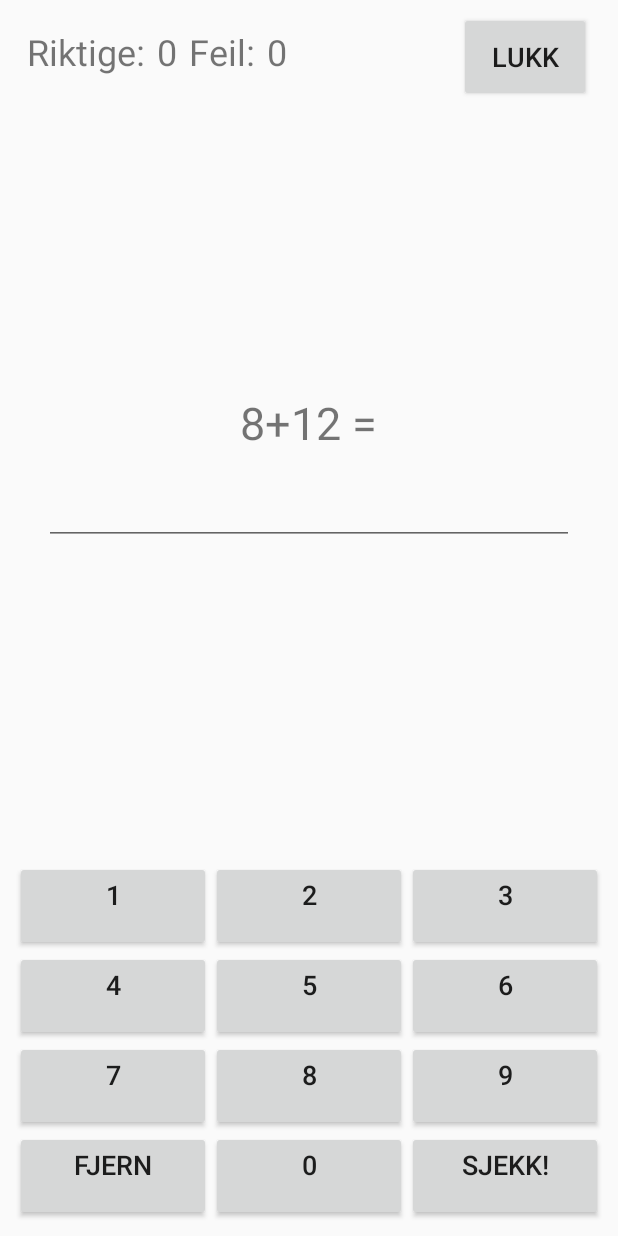
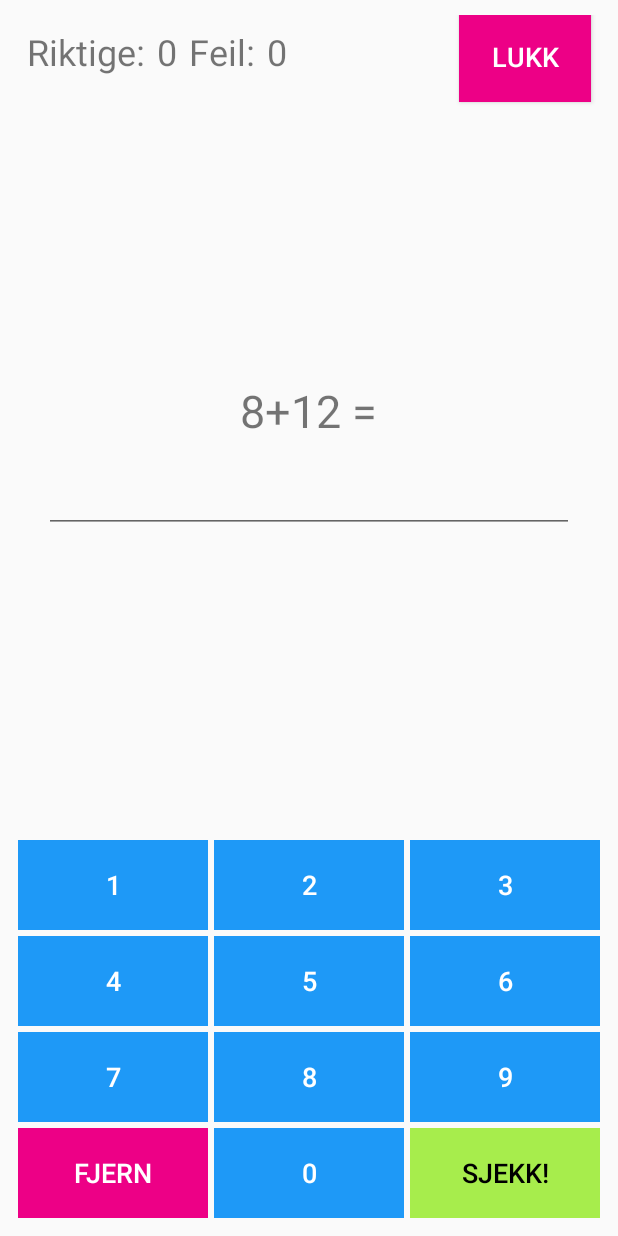
Before and after one commit to TobiasStrom/MatteApp, an Android app: the GameActivity screen opened directly, with no data from a screen before it, on a phone screen of 412 x 824 dp. Run offline under Robolectric (Android 15) with nearby library versions, the phone set to English and light mode, and no system bars.

Commit message:
Lagt til farger på knapper

```diff
--- a/app/src/main/res/layout-land/activity_game.xml
+++ b/app/src/main/res/layout-land/activity_game.xml
@@ -87,13 +87,16 @@
         android:layout_height="60dp"
         android:layout_marginEnd="8dp"
         android:layout_marginRight="8dp"
+        android:background="@color/Magenta_Process"
         android:onClick="btnExitGame"
         android:text="@string/exit"
+        android:textColor="@android:color/white"
         android:textSize="18sp"
         app:layout_constraintEnd_toEndOf="parent"
         app:layout_constraintTop_toTopOf="parent" />
 
     <TableLayout
+        style="?android:attr/buttonBarStyle"
         android:id="@+id/table_keypad"
         android:layout_width="match_parent"
         android:layout_height="wrap_content"
@@ -107,42 +110,62 @@
 
             <Button
                 android:id="@+id/btn_game_1"
+                style="?android:attr/buttonBarButtonStyle"
                 android:layout_width="wrap_content"
                 android:layout_height="60dp"
+                android:layout_margin="2dp"
                 android:layout_weight="1"
+                android:background="@color/Dodger_Blue"
                 android:text="@string/btn_game_1"
+                android:textColor="@android:color/white"
                 android:textSize="18sp" />
 
             <Button
                 android:id="@+id/btn_game_2"
+                style="?android:attr/buttonBarButtonStyle"
                 android:layout_width="wrap_content"
                 android:layout_height="60dp"
+                android:layout_margin="2dp"
                 android:layout_weight="1"
+                android:background="@color/Dodger_Blue"
                 android:text="@string/btn_game_2"
+                android:textColor="@android:color/white"
                 android:textSize="18sp" />
 
             <Button
                 android:id="@+id/btn_game_3"
+                style="?android:attr/buttonBarButtonStyle"
                 android:layout_width="wrap_content"
                 android:layout_height="60dp"
+                android:layout_margin="2dp"
                 android:layout_weight="1"
+                android:background="@color/Dodger_Blue"
                 android:text="@string/btn_game_3"
+                android:textColor="@android:color/white"
                 android:textSize="18sp" />
 
             <Button
                 android:id="@+id/btn_game_4"
+                style="?android:attr/buttonBarButtonStyle"
                 android:layout_width="wrap_content"
                 android:layout_height="60dp"
+                android:layout_margin="2dp"
                 android:layout_weight="1"
+                android:background="@color/Dodger_Blue"
                 android:text="@string/btn_game_4"
+                android:textColor="@android:color/white"
                 android:textSize="18sp" />
 
             <Button
                 android:id="@+id/btn_game_5"
+                style="?android:attr/buttonBarButtonStyle"
                 android:layout_width="wrap_content"
                 android:layout_height="60dp"
+                android:layout_margin="2dp"
                 android:layout_weight="1"
+                android:background="@color/Dodger_Blue"
                 android:text="@string/btn_game_5"
+                android:textColor="@android:color/white"
                 android:textSize="18sp" />
 
         </TableRow>
@@ -153,42 +176,62 @@
 
             <Button
                 android:id="@+id/btn_game_6"
+                style="?android:attr/buttonBarButtonStyle"
                 android:layout_width="wrap_content"
                 android:layout_height="60dp"
+                android:layout_margin="2dp"
                 android:layout_weight="1"
+                android:background="@color/Dodger_Blue"
                 android:text="@string/btn_game_6"
+                android:textColor="@android:color/white"
                 android:textSize="18sp" />
 
             <Button
                 android:id="@+id/btn_game_7"
+                style="?android:attr/buttonBarButtonStyle"
                 android:layout_width="wrap_content"
                 android:layout_height="60dp"
+                android:layout_margin="2dp"
                 android:layout_weight="1"
+                android:background="@color/Dodger_Blue"
                 android:text="@string/btn_game_7"
+                android:textColor="@android:color/white"
                 android:textSize="18sp" />
 
             <Button
                 android:id="@+id/btn_game_8"
+                style="?android:attr/buttonBarButtonStyle"
                 android:layout_width="wrap_content"
                 android:layout_height="60dp"
+                android:layout_margin="2dp"
                 android:layout_weight="1"
+                android:background="@color/Dodger_Blue"
                 android:text="@string/btn_game_8"
+                android:textColor="@android:color/white"
                 android:textSize="18sp" />
 
             <Button
                 android:id="@+id/btn_game_9"
+                style="?android:attr/buttonBarButtonStyle"
                 android:layout_width="wrap_content"
                 android:layout_height="60dp"
+                android:layout_margin="2dp"
                 android:layout_weight="1"
+                android:background="@color/Dodger_Blue"
                 android:text="@string/btn_game_9"
+                android:textColor="@android:color/white"
                 android:textSize="18sp" />
 
             <Button
                 android:id="@+id/btn_game_0"
+                style="?android:attr/buttonBarButtonStyle"
                 android:layout_width="wrap_content"
                 android:layout_height="60dp"
+                android:layout_margin="2dp"
                 android:layout_weight="1"
+                android:background="@color/Dodger_Blue"
                 android:text="@string/btn_game_0"
+                android:textColor="@android:color/white"
                 android:textSize="18sp" />
         </TableRow>
 
@@ -198,20 +241,28 @@
 
             <Button
                 android:id="@+id/removeGame"
+                style="?android:attr/buttonBarButtonStyle"
                 android:layout_width="wrap_content"
                 android:layout_height="60dp"
+                android:layout_margin="2dp"
                 android:layout_weight="1"
+                android:background="@color/Magenta_Process"
                 android:onClick="bntRemoveText"
                 android:text="@string/remove"
+                android:textColor="@android:color/white"
                 android:textSize="18sp" />
 
             <Button
                 android:id="@+id/btn_game_submit"
+                style="?android:attr/buttonBarButtonStyle"
                 android:layout_width="wrap_content"
                 android:layout_height="60dp"
+                android:layout_margin="2dp"
                 android:layout_weight="1"
+                android:background="@color/Inchworm"
+                android:onClick="btnCheck"
                 android:text="@string/btn_game_submit"
-                android:onClick="btnCheck"
+                android:textColor="@android:color/black"
                 android:textSize="18sp" />
         </TableRow>
 
--- a/app/src/main/res/layout-land/activity_preferences.xml
+++ b/app/src/main/res/layout-land/activity_preferences.xml
@@ -113,6 +113,7 @@
 
 
     <LinearLayout
+        style="?android:attr/buttonBarStyle"
         android:id="@+id/linearLayout"
         android:layout_width="wrap_content"
         android:layout_height="wrap_content"
@@ -123,18 +124,26 @@
 
         <Button
             android:id="@+id/btnConfirm"
+            style="?android:attr/buttonBarButtonStyle"
             android:layout_width="200dp"
             android:layout_height="60dp"
+            android:layout_margin="8dp"
+            android:background="@color/Inchworm"
+            android:onClick="submitChanges"
             android:text="@string/confirm"
-            android:onClick="submitChanges"
+            android:textColor="@android:color/black"
             android:textSize="18sp" />
 
         <Button
             android:id="@+id/btnClose"
+            style="?android:attr/buttonBarButtonStyle"
             android:layout_width="200dp"
             android:layout_height="60dp"
+            android:layout_margin="8dp"
+            android:background="@color/Magenta_Process"
+            android:onClick="btnExitPreferences"
             android:text="@string/exit"
-            android:onClick="btnExitPreferences"
+            android:textColor="@android:color/white"
             android:textSize="18sp" />
 
     </LinearLayout>
--- a/app/src/main/res/layout-land/activity_statistics.xml
+++ b/app/src/main/res/layout-land/activity_statistics.xml
@@ -52,6 +52,7 @@
     </androidx.constraintlayout.widget.ConstraintLayout>
 
     <LinearLayout
+        style="?android:attr/buttonBarStyle"
         android:id="@+id/linearLayout2"
         android:layout_width="wrap_content"
         android:layout_height="wrap_content"
@@ -62,20 +63,28 @@
 
         <Button
             android:id="@+id/btn_stats_reset"
+            style="?android:attr/buttonBarButtonStyle"
             android:layout_width="200dp"
             android:layout_height="60dp"
-            android:layout_marginBottom="8dp"
+            android:layout_margin="8dp"
+            android:background="@color/Magenta_Process"
             android:text="@string/btn_stats_reset"
+            android:textColor="@android:color/white"
             android:textSize="18sp" />
 
         <Button
             android:id="@+id/btnCloseStat"
+            style="?android:attr/buttonBarButtonStyle"
             android:layout_width="200dp"
             android:layout_height="60dp"
+            android:layout_margin="8dp"
             android:layout_marginBottom="8dp"
+            android:background="@color/Inchworm"
             android:onClick="btnExitStatistics"
             android:text="@string/exit"
+            android:textColor="@android:color/black"
             android:textSize="18sp" />
+
     </LinearLayout>
 
 </androidx.constraintlayout.widget.ConstraintLayout>
--- a/app/src/main/res/layout/activity_game.xml
+++ b/app/src/main/res/layout/activity_game.xml
@@ -57,8 +57,10 @@
         android:layout_height="60dp"
         android:layout_marginEnd="8dp"
         android:layout_marginRight="8dp"
+        android:background="@color/Magenta_Process"
         android:onClick="btnExitGame"
         android:text="@string/exit"
+        android:textColor="@android:color/white"
         android:textSize="18sp"
         app:layout_constraintBaseline_toBaselineOf="@+id/txt_wrong_awser"
         app:layout_constraintEnd_toEndOf="parent" />
@@ -94,6 +96,7 @@
     </LinearLayout>
 
     <TableLayout
+        style="?android:attr/buttonBarStyle"
         android:id="@+id/table_keypad"
         android:layout_width="0dp"
         android:layout_height="wrap_content"
@@ -107,32 +110,41 @@
 
             <Button
                 android:id="@+id/btn_game_1"
+                style="?android:attr/buttonBarButtonStyle"
                 android:layout_width="wrap_content"
                 android:layout_height="60dp"
+                android:layout_margin="2dp"
                 android:layout_weight="1"
-                android:gravity="center_horizontal"
+                android:background="@color/Dodger_Blue"
                 android:text="@string/btn_game_1"
                 android:textAlignment="center"
+                android:textColor="@android:color/white"
                 android:textSize="18sp" />
 
             <Button
                 android:id="@+id/btn_game_2"
+                style="?android:attr/buttonBarButtonStyle"
                 android:layout_width="wrap_content"
                 android:layout_height="60dp"
+                android:layout_margin="2dp"
                 android:layout_weight="1"
-                android:gravity="center_horizontal"
+                android:background="@color/Dodger_Blue"
                 android:text="@string/btn_game_2"
                 android:textAlignment="center"
+                android:textColor="@android:color/white"
                 android:textSize="18sp" />
 
             <Button
                 android:id="@+id/btn_game_3"
+                style="?android:attr/buttonBarButtonStyle"
                 android:layout_width="wrap_content"
                 android:layout_height="60dp"
+                android:layout_margin="2dp"
                 android:layout_weight="1"
-                android:gravity="center_horizontal"
+                android:background="@color/Dodger_Blue"
                 android:text="@string/btn_game_3"
                 android:textAlignment="center"
+                android:textColor="@android:color/white"
                 android:textSize="18sp" />
         </TableRow>
 
@@ -142,32 +154,41 @@
 
             <Button
                 android:id="@+id/btn_game_4"
+                style="?android:attr/buttonBarButtonStyle"
                 android:layout_width="wrap_content"
                 android:layout_height="60dp"
+                android:layout_margin="2dp"
                 android:layout_weight="1"
-                android:gravity="center_horizontal"
+                android:background="@color/Dodger_Blue"
                 android:text="@string/btn_game_4"
                 android:textAlignment="center"
+                android:textColor="@android:color/white"
                 android:textSize="18sp" />
 
             <Button
                 android:id="@+id/btn_game_5"
+                style="?android:attr/buttonBarButtonStyle"
                 android:layout_width="wrap_content"
                 android:layout_height="60dp"
+                android:layout_margin="2dp"
                 android:layout_weight="1"
-                android:gravity="center_horizontal"
+                android:background="@color/Dodger_Blue"
                 android:text="@string/btn_game_5"
                 android:textAlignment="center"
+                android:textColor="@android:color/white"
                 android:textSize="18sp" />
 
             <Button
                 android:id="@+id/btn_game_6"
+                style="?android:attr/buttonBarButtonStyle"
                 android:layout_width="wrap_content"
                 android:layout_height="60dp"
+                android:layout_margin="2dp"
                 android:layout_weight="1"
-                android:gravity="center_horizontal"
+                android:background="@color/Dodger_Blue"
                 android:text="@string/btn_game_6"
                 android:textAlignment="center"
+                android:textColor="@android:color/white"
                 android:textSize="18sp" />
         </TableRow>
 
@@ -177,32 +198,41 @@
 
             <Button
                 android:id="@+id/btn_game_7"
+                style="?android:attr/buttonBarButtonStyle"
                 android:layout_width="wrap_content"
                 android:layout_height="60dp"
+                android:layout_margin="2dp"
                 android:layout_weight="1"
-                android:gravity="center_horizontal"
+                android:background="@color/Dodger_Blue"
                 android:text="@string/btn_game_7"
                 android:textAlignment="center"
+                android:textColor="@android:color/white"
                 android:textSize="18sp" />
 
             <Button
                 android:id="@+id/btn_game_8"
+                style="?android:attr/buttonBarButtonStyle"
                 android:layout_width="wrap_content"
                 android:layout_height="60dp"
+                android:layout_margin="2dp"
                 android:layout_weight="1"
-                android:gravity="center_horizontal"
+                android:background="@color/Dodger_Blue"
                 android:text="@string/btn_game_8"
                 android:textAlignment="center"
+                android:textColor="@android:color/white"
                 android:textSize="18sp" />
 
             <Button
                 android:id="@+id/btn_game_9"
+                style="?android:attr/buttonBarButtonStyle"
                 android:layout_width="wrap_content"
                 android:layout_height="60dp"
+                android:layout_margin="2dp"
                 android:layout_weight="1"
-                android:gravity="center_horizontal"
+                android:background="@color/Dodger_Blue"
                 android:text="@string/btn_game_9"
                 android:textAlignment="center"
+                android:textColor="@android:color/white"
                 android:textSize="18sp" />
         </TableRow>
 
@@ -212,34 +242,43 @@
 
             <Button
                 android:id="@+id/btn_remove"
+                style="?android:attr/buttonBarButtonStyle"
                 android:layout_width="wrap_content"
                 android:layout_height="60dp"
+                android:layout_margin="2dp"
                 android:layout_weight="1"
-                android:gravity="center_horizontal"
+                android:background="@color/Magenta_Process"
                 android:onClick="bntRemoveText"
                 android:text="@string/remove"
                 android:textAlignment="center"
+                android:textColor="@android:color/white"
                 android:textSize="18sp" />
 
             <Button
                 android:id="@+id/btn_game_0"
+                style="?android:attr/buttonBarButtonStyle"
                 android:layout_width="wrap_content"
                 android:layout_height="60dp"
+                android:layout_margin="2dp"
                 android:layout_weight="1"
-                android:gravity="center_horizontal"
+                android:background="@color/Dodger_Blue"
                 android:text="@string/btn_game_0"
                 android:textAlignment="center"
+                android:textColor="@android:color/white"
                 android:textSize="18sp" />
 
             <Button
                 android:id="@+id/btn_game_submit"
+                style="?android:attr/buttonBarButtonStyle"
                 android:layout_width="wrap_content"
                 android:layout_height="60dp"
+                android:layout_margin="2dp"
                 android:layout_weight="1"
-                android:gravity="center_horizontal"
+                android:background="@color/Inchworm"
+                android:onClick="btnCheck"
                 android:text="@string/btn_game_submit"
-                android:onClick="btnCheck"
                 android:textAlignment="center"
+                android:textColor="@android:color/black"
                 android:textSize="18sp" />
 
         </TableRow>
--- a/app/src/main/res/layout/activity_preferences.xml
+++ b/app/src/main/res/layout/activity_preferences.xml
@@ -131,9 +131,11 @@
         android:layout_width="0dp"
         android:layout_height="60dp"
         android:layout_marginBottom="8dp"
+        android:background="@color/Inchworm"
         android:minWidth="140dp"
+        android:onClick="submitChanges"
         android:text="@string/confirm"
-        android:onClick="submitChanges"
+        android:textColor="@android:color/black"
         android:textSize="18sp"
         app:layout_constraintBottom_toTopOf="@+id/btnExit"
         app:layout_constraintEnd_toEndOf="parent"
@@ -143,9 +145,11 @@
         android:id="@+id/btnExit"
         android:layout_width="0dp"
         android:layout_height="60dp"
+        android:background="@color/Magenta_Process"
         android:minWidth="140dp"
         android:onClick="btnExitPreferences"
         android:text="@string/exit"
+        android:textColor="@android:color/white"
         android:textSize="18sp"
         app:layout_constraintBottom_toBottomOf="parent"
         app:layout_constraintEnd_toEndOf="parent"
--- a/app/src/main/res/layout/activity_statistics.xml
+++ b/app/src/main/res/layout/activity_statistics.xml
@@ -66,7 +66,9 @@
         android:layout_marginStart="8dp"
         android:layout_marginEnd="8dp"
         android:layout_marginBottom="8dp"
+        android:background="@color/Magenta_Process"
         android:text="@string/btn_stats_reset"
+        android:textColor="@android:color/white"
         android:textSize="18sp"
         app:layout_constraintBottom_toTopOf="@+id/button5"
         app:layout_constraintEnd_toEndOf="parent"
@@ -80,8 +82,9 @@
         android:layout_marginStart="8dp"
         android:layout_marginEnd="8dp"
         android:layout_marginBottom="8dp"
+        android:background="@color/Inchworm"
+        android:onClick="btnExitStatistics"
         android:text="@string/exit"
-        android:onClick="btnExitStatistics"
         android:textSize="18sp"
         app:layout_constraintBottom_toBottomOf="parent"
         app:layout_constraintEnd_toEndOf="parent"
```
